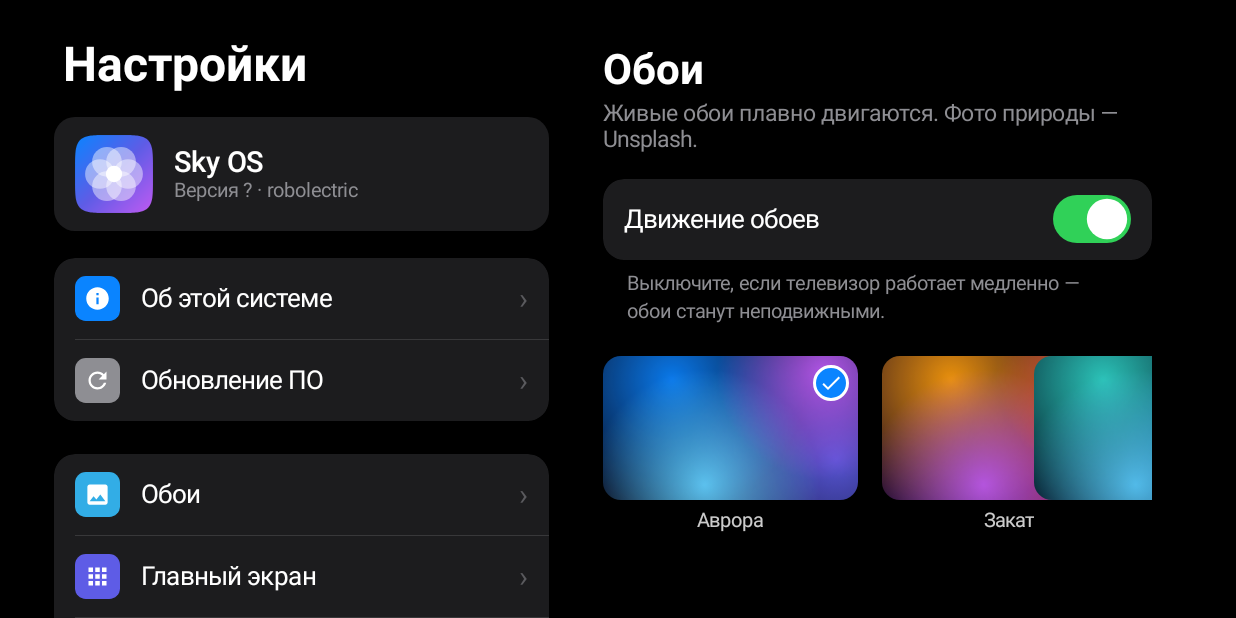
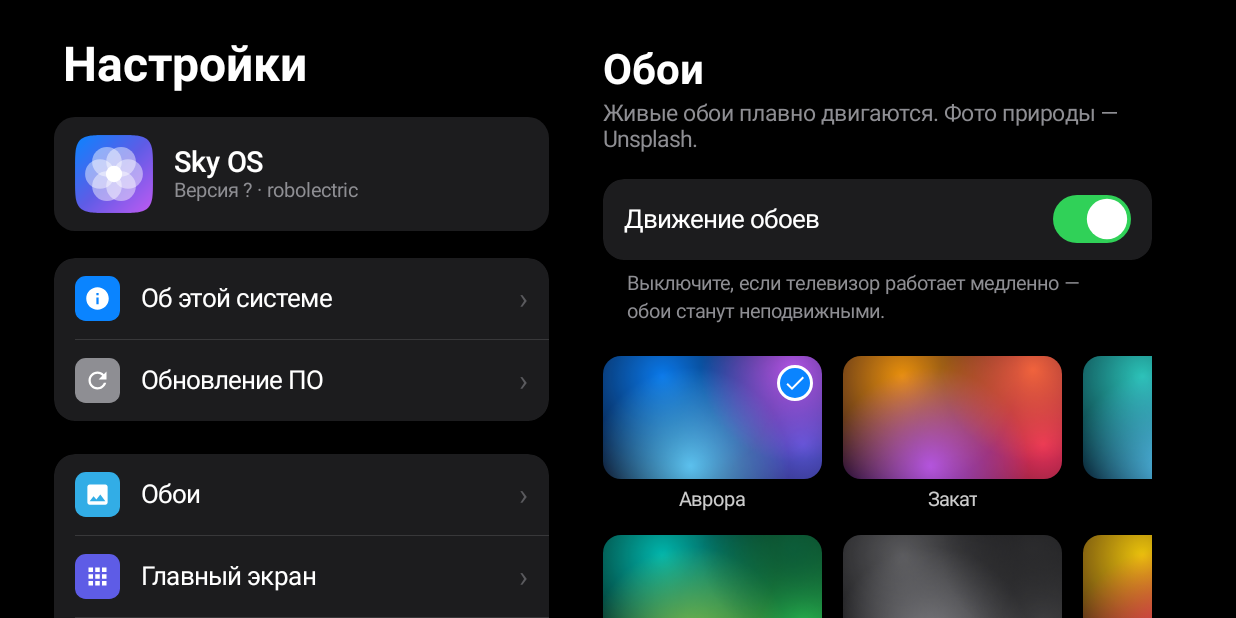
Before and after one commit to H1rka-afk/sky-launcher, an Android app: the SettingsActivity screen opened directly, with no data from a screen before it, after a tap on "Обои", on a phone screen of 824 x 412 dp (held sideways). Run offline under Robolectric (Android 15) with nearby library versions, the phone set to English and light mode, and no system bars; network calls fail; pictures from the network do not load; 3 other taps on this screen came first.

Commit message:
Быстрее: плавные папки и Пункт управления, отзывчивые настройки, исправлена сетка обоев
Co-Authored-By: Claude Opus 5.5 <noreply@anthropic.com>
Claude-Session: https://claude.ai/code/session_01EiymTBdzJU1h86V9EScCQB

```diff
--- a/app/src/main/java/com/sky/launcher/SettingsActivity.kt
+++ b/app/src/main/java/com/sky/launcher/SettingsActivity.kt
@@ -79,6 +79,10 @@ class SettingsActivity : Activity() {
     private lateinit var repo: AppRepository
     private lateinit var sidebar: LinearLayout
     private lateinit var content: LinearLayout
+    private val cache = HashMap<String, LinearLayout>()
+    private val heavy = setOf("wallpaper", "cc", "home", "display")
+    private val handler = android.os.Handler(android.os.Looper.getMainLooper())
+    private var pendingShow: Runnable? = null
     private lateinit var contentScroll: ScrollView
     private val sideRows = HashMap<String, View>()
     private var current = ""
@@ -105,7 +109,7 @@ class SettingsActivity : Activity() {
         root.addView(sideScroll, LinearLayout.LayoutParams(dpi(330), M))
         // Содержимое
         contentScroll = ScrollView(this).apply { isVerticalScrollBarEnabled = false; clipToPadding = false }
-        content = LinearLayout(this).apply { orientation = LinearLayout.VERTICAL; setPadding(dpi(36), dpi(6), dpi(20), dpi(40)) }
+        content = newContent()
         contentScroll.addView(content)
         root.addView(contentScroll, LinearLayout.LayoutParams(0, M, 1f))
         setContentView(root)
@@ -137,9 +141,11 @@ class SettingsActivity : Activity() {
         return super.onKeyDown(keyCode, event)
     }
 
+    private fun newContent() = LinearLayout(this).apply { orientation = LinearLayout.VERTICAL; setPadding(dpi(36), dpi(6), dpi(20), dpi(40)) }
+
     private fun isInContent(v: View): Boolean {
         var p: Any? = v.parent
-        while (p is View) { if (p === content) return true; p = p.parent }
+        while (p is View) { if (p === contentScroll) return true; p = p.parent }
         return false
     }
 
@@ -186,7 +192,12 @@ class SettingsActivity : Activity() {
                     row.addView(updateBadge, LinearLayout.LayoutParams(dpi(22), dpi(22)).apply { marginEnd = dpi(8) })
                 }
                 row.addView(chevron())
-                row.setOnFocusChangeListener { v, f -> highlight(v, f, i == g.size - 1); if (f && id != "tv") show(id) }
+                row.setOnFocusChangeListener { v, f ->
+                    highlight(v, f, i == g.size - 1)
+                    // раздел открывается, когда фокус задержался — быстрое листание меню не тормозит
+                    pendingShow?.let { handler.removeCallbacks(it) }
+                    if (f && id != "tv") { pendingShow = Runnable { show(id) }.also { handler.postDelayed(it, 160) } }
+                }
                 row.setOnClickListener {
                     if (id == "tv") safeStart(Intent(Settings.ACTION_SETTINGS))
                     else { show(id); content.post { firstFocusable(content)?.requestFocus() } }
@@ -278,7 +289,7 @@ class SettingsActivity : Activity() {
         r.addView(Ui.text(this, 17f, Color.WHITE, Ui.regular, false).apply { text = title }, LinearLayout.LayoutParams(0, W, 1f))
         val sw = IosSwitch(this).apply { checked = get() }
         r.addView(sw, LinearLayout.LayoutParams(dpi(52), dpi(32)))
-        r.setOnClickListener { val v = !get(); set(v); sw.checked = v; changed = true }
+        r.setOnClickListener { val v = !get(); set(v); sw.checked = v; changed = true; cache.keys.retainAll(setOf(current)) }
     }
 
     // ---------------- Разделы ----------------
@@ -306,8 +317,13 @@ class SettingsActivity : Activity() {
     private fun show(id: String, force: Boolean = false) {
         if (id == current && !force) return
         current = id
-        content.removeAllViews()
+        val cached = if (!force && id in heavy) cache[id] else null
+        content = cached ?: newContent()
+        contentScroll.removeAllViews()
+        contentScroll.addView(content)
         if (!force) contentScroll.scrollTo(0, 0)
+        if (cached != null) return
+        if (id in heavy) cache[id] = content
         when (id) {
             "about" -> about()
             "update" -> update()
@@ -417,12 +433,12 @@ class SettingsActivity : Activity() {
                 background = Ui.oval(this@SettingsActivity, Ui.BLUE, Color.WHITE, 2f)
                 setPadding(dpi(4), dpi(4), dpi(4), dpi(4))
             }, FrameLayout.LayoutParams(dpi(24), dpi(24), Gravity.TOP or Gravity.END).apply { topMargin = dpi(6); marginEnd = dpi(6) })
-            cell.addView(frame, LinearLayout.LayoutParams(dpi(170), dpi(96)))
-            cell.addView(Ui.text(this, 13f, 0xCCFFFFFF.toInt(), Ui.regular, false).apply { text = w.name },
+            cell.addView(frame, LinearLayout.LayoutParams(dpi(146), dpi(82)))
+            cell.addView(Ui.text(this, 13f, 0xCCFFFFFF.toInt(), Ui.regular, false).apply { text = w.name; maxLines = 1; ellipsize = android.text.TextUtils.TruncateAt.END; gravity = Gravity.CENTER },
                 LinearLayout.LayoutParams(W, W).apply { topMargin = dpi(6) })
             Ui.zoomOnFocus(cell, 1.06f) { f -> frame.foreground = if (f) Ui.round(this, 12f, 0, Color.WHITE, 3f) else null }
             cell.setOnClickListener { repo.wallpaper = i; changed = true; rebuild() }
-            row!!.addView(cell, LinearLayout.LayoutParams(W, W).apply { if (i % 3 > 0) marginStart = dpi(16) })
+            row!!.addView(cell, LinearLayout.LayoutParams(dpi(146), W).apply { if (i % 3 > 0) marginStart = dpi(14) })
         }
     }
 
--- a/app/src/main/java/com/sky/launcher/Wallpaper.kt
+++ b/app/src/main/java/com/sky/launcher/Wallpaper.kt
@@ -17,7 +17,20 @@ class Wallpaper(val name: String, val base: Int, val colors: IntArray, val photo
 
 /** Загрузка фото с уменьшением под нужную ширину + небольшой кэш. */
 object Photos {
-    private val cache = android.util.LruCache<String, Bitmap>(8)
+    /** Кэш по объёму памяти (48 МБ), чтобы превью не декодировались заново. */
+    private val cache = object : android.util.LruCache<String, Bitmap>(48 * 1024 * 1024) {
+        override fun sizeOf(key: String, value: Bitmap) = value.byteCount
+    }
+    private val pool = java.util.concurrent.Executors.newSingleThreadExecutor()
+    private val main = android.os.Handler(android.os.Looper.getMainLooper())
+
+    fun cached(path: String, targetW: Int): Bitmap? = cache.get("$path@$targetW")
+
+    /** Декодирует в фоне и возвращает результат в главный поток. */
+    fun decodeAsync(ctx: Context, path: String, targetW: Int, done: (Bitmap?) -> Unit) {
+        val app = ctx.applicationContext
+        pool.execute { val b = decode(app, path, targetW); main.post { done(b) } }
+    }
 
     fun decode(ctx: Context, path: String, targetW: Int): Bitmap? {
         val key = "$path@$targetW"
@@ -144,10 +157,23 @@ class WallpaperView(ctx: Context, private val animated: Boolean = true) : View(c
     private var photoBmp: Bitmap? = null
     private val m = android.graphics.Matrix()
 
+    private var loadingPhoto: String? = null
+
     private fun drawPhoto(canvas: Canvas): Boolean {
         val res = wallpaper.photo ?: return false
-        if (photoBmp == null) photoBmp = Photos.decode(context, res, if (animated) maxOf(width, 1280) else maxOf(width, 320))
-        val b = photoBmp ?: return false
+        if (photoBmp == null) {
+            if (animated) photoBmp = Photos.decode(context, res, maxOf(width, 1280))
+            else {
+                // превью: маленькая картинка, декодируется в фоне — меню не тормозит
+                val tw = 320
+                photoBmp = Photos.cached(res, tw)
+                if (photoBmp == null && loadingPhoto != res) {
+                    loadingPhoto = res
+                    Photos.decodeAsync(context, res, tw) { b -> if (wallpaper.photo == res) { photoBmp = b; invalidate() } }
+                }
+            }
+        }
+        val b = photoBmp ?: run { canvas.drawColor(0xFF1C1C1E.toInt()); return true }
         val s = maxOf(width / b.width.toFloat(), height / b.height.toFloat())
         m.setScale(s, s)
         m.postTranslate((width - b.width * s) / 2, (height - b.height * s) / 2)
```
Also changed, not shown: app/src/main/java/com/sky/launcher/ControlCenter.kt (+4 -3 lines), app/src/main/java/com/sky/launcher/MainActivity.kt (+19 -4 lines), app/src/main/java/com/sky/launcher/Sheet.kt (+6 -5 lines).
